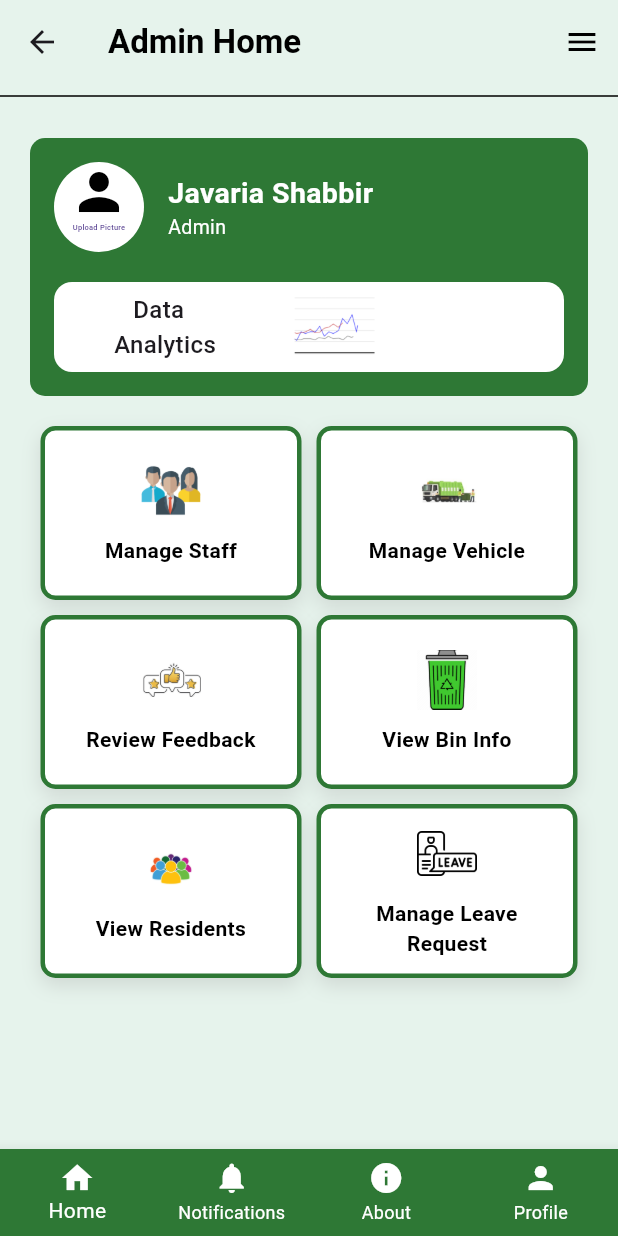
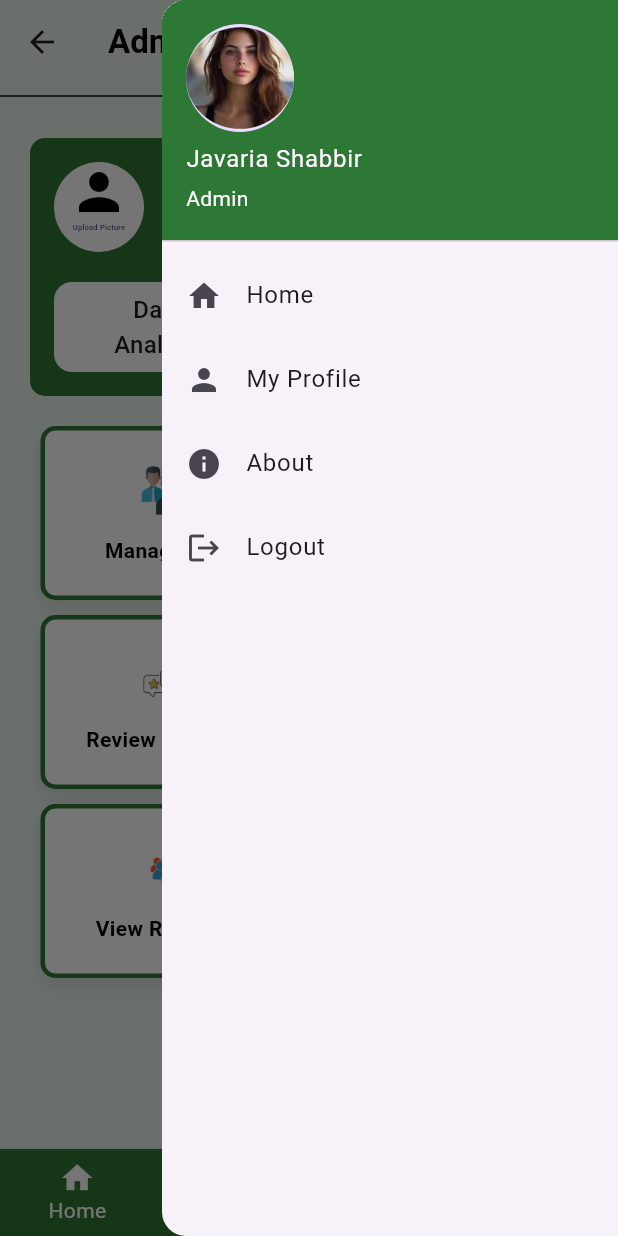
Before and after one commit to Javaria-Shabbir24/SmartWasteManagementSystem-AdminPortal, a Flutter app: the Admin screen opened directly, with the side drawer open (before the commit the screen has no drawer), on a phone screen of 412 x 824 dp. Run offline on Flutter 3.47's test engine with Material 3 defaults, Android fonts, the phone set to English and light mode, and no system bars.

Commit message:
sliding menu added

```diff
--- a/lib/admin.dart
+++ b/lib/admin.dart
@@ -2,37 +2,37 @@ import 'package:flutter/material.dart';
 import 'admin_bottom_section.dart';
 import 'admin_profile_section.dart';
 import 'admin_grid_section.dart';
+import 'admin_menu.dart';
 
-class Admin extends StatelessWidget {
+class Admin extends StatefulWidget {
+  @override
+  State<Admin> createState() => _AdminState();
+}
+class _AdminState extends State<Admin> {
   @override
   Widget build(BuildContext context) {
     return Scaffold(
       appBar: AppBar(
-        backgroundColor:const  Color(0xFFE6F3EC),
-        title: const Text('Admin Home',
-        style: TextStyle(
-          color: Colors.black,
-          fontWeight: FontWeight.bold,
+        backgroundColor: const Color(0xFFE6F3EC),
+        title: const Text(
+          'Admin Home',
+          style: TextStyle(
+            color: Colors.black,
+            fontWeight: FontWeight.bold,
+          ),
         ),
-        ),
-        actions: const [
-          IconButton(onPressed: null,
-          icon: Icon(Icons.menu,
-          color: Colors.black,))
-        ],
       ),
-      backgroundColor:const  Color(0xFFE6F3EC),
+      endDrawer: AdminMenu(),
+      backgroundColor: const Color(0xFFE6F3EC),
       body: SingleChildScrollView(
         child: Column(
           children: [
-            //Divider for better UI
             const Divider(
               color: Colors.black,
               thickness: 1,
             ),
-          adminprofilesection(), // profile section called
-          AdminGridSection(),
-
+            adminprofilesection(), // Profile section called
+            AdminGridSection(),
           ],
         ),
       ),
--- a/lib/admin_about.dart
+++ b/lib/admin_about.dart
@@ -5,6 +5,10 @@ class AdminAbout extends StatelessWidget {
 
   @override
   Widget build(BuildContext context) {
-    return const Placeholder();
+    return Container(
+      child: AppBar(
+        title: Text('About'),
+      ),
+    );
   }
 }
--- /dev/null
+++ b/lib/admin_menu.dart
@@ -0,0 +1,62 @@
+import 'package:flutter/material.dart';
+import 'package:smart_waste_management_system/admin_profile.dart';
+import 'admin.dart';
+import 'admin_about.dart';
+
+class AdminMenu extends StatelessWidget {
+  const AdminMenu({super.key});
+
+  @override
+  Widget build(BuildContext context) {
+    return Drawer(
+      child: ListView(
+        children: [
+          const UserAccountsDrawerHeader(
+            accountName: Text('Javaria Shabbir'),
+            accountEmail: Text('Admin'),
+            currentAccountPicture: CircleAvatar(
+              child: ClipOval(
+                child: Image(
+                  image: AssetImage('assets/linda.jpg'),
+                  fit: BoxFit.cover,
+                  ),
+                ),
+              ),
+              decoration: BoxDecoration(
+                color: Color(0xFF2E7835),
+              ),
+            ),
+            ListTile(
+              leading: const Icon(Icons.home),
+              title: const Text('Home'),
+              onTap: () => Navigator.push(
+                context,
+                MaterialPageRoute(builder: (context)=>Admin()),
+              ),
+            ),
+            ListTile(
+              leading: const Icon(Icons.person),
+              title: const Text('My Profile'),
+              onTap: () => Navigator.push(
+                context,
+                MaterialPageRoute(builder: (context)=> AdminProfile()),
+              ),
+            ),
+            ListTile(
+              leading: const Icon(Icons.info),
+              title: const Text('About'),
+              onTap: () => Navigator.push(
+                context,
+                MaterialPageRoute(builder: (context)=>AdminAbout()),
+              ),
+            ),
+            ListTile(
+              leading: const Icon(Icons.logout),
+              title: const Text('Logout'),
+              onTap: () => null,
+            ),
+        ],
+      ),
+    );
+  }
+}
--- a/pubspec.yaml
+++ b/pubspec.yaml
@@ -70,6 +70,7 @@ flutter:
    - assets/resident.jpg
    - assets/vehicle.jpg
    - assets/reply.jpg
+   - assets/linda.jpg
   # The following line ensures that the Material Icons font is
   # included with your application, so that you can use the icons in
   # the material Icons class.
```
Also changed, not shown: lib/admin_add_vehicle.dart (+2 -8 lines), lib/admin_hire_employee.dart (+2 -8 lines), lib/admin_leave_response.dart (+2 -9 lines), lib/admin_manage_leave_requests.dart (+2 -8 lines), lib/admin_manage_staff.dart (+2 -8 lines), lib/admin_manage_vehicle.dart (+4 -10 lines), lib/admin_profile.dart (+2 -8 lines), lib/admin_review_feedback.dart (+2 -8 lines), lib/admin_view_bin_info.dart (+2 -8 lines), lib/admin_view_employees.dart (+2 -8 lines), lib/admin_view_residents.dart (+2 -8 lines), lib/admin_view_vehicles.dart (+2 -8 lines), assets/linda.jpg (added).
